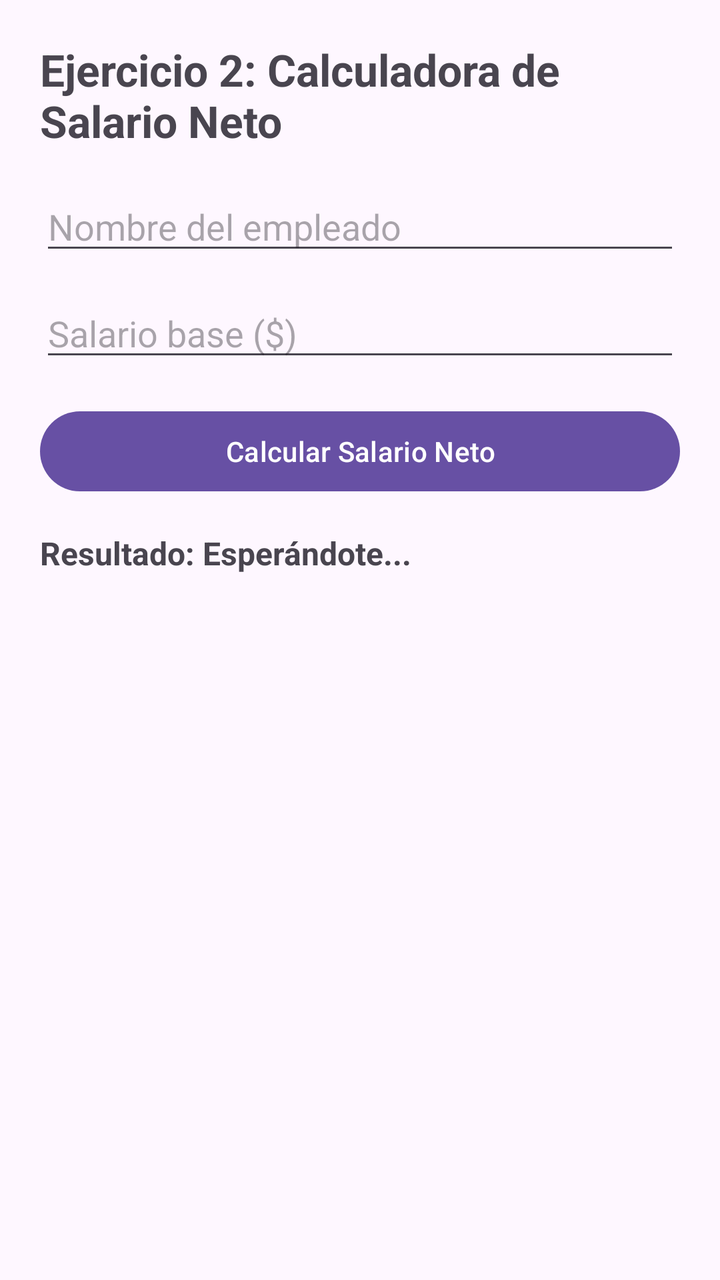
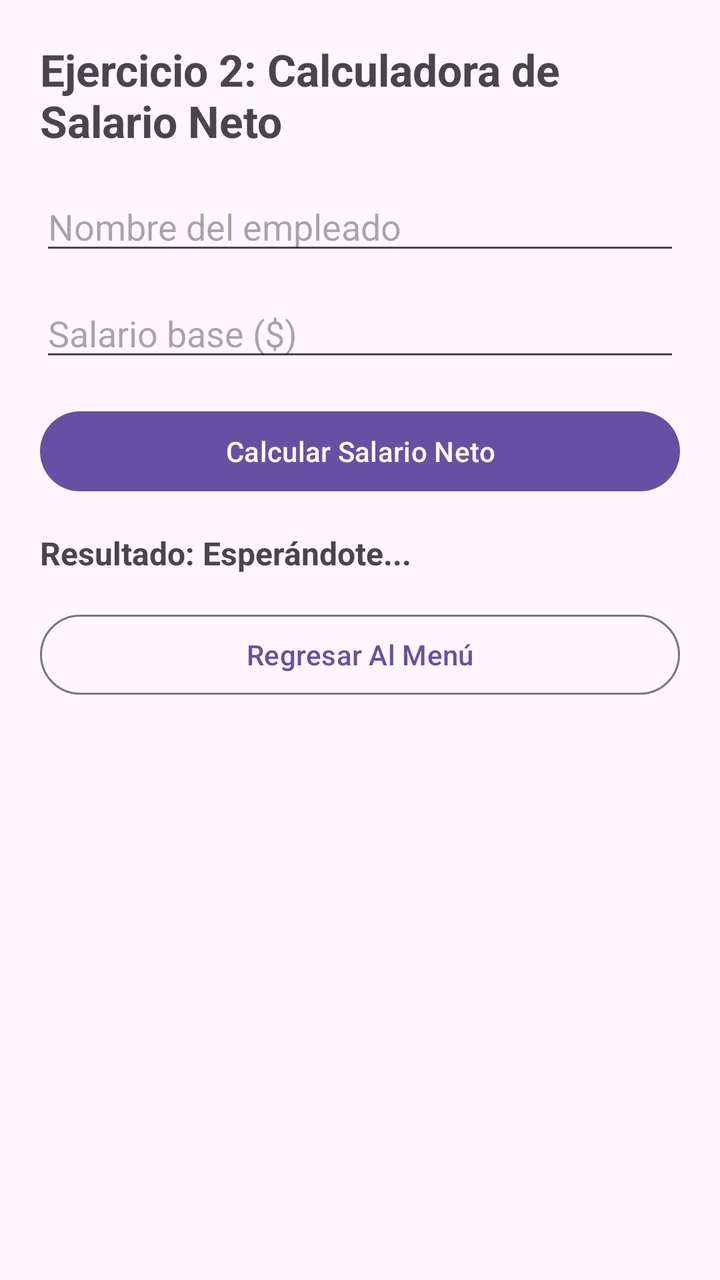

Two renders of the same Android screen: before a commit and after it. Below are the layout's source before the change and the commit's diff.
<!-- AndroidManifest.xml: application theme Theme.Desafio1DSML -->
<!-- res/layout/activity_ejercicio2.xml -->
<?xml version="1.0" encoding="utf-8"?>
<ScrollView xmlns:android="http://schemas.android.com/apk/res/android"
    xmlns:tools="http://schemas.android.com/tools"
    android:layout_width="match_parent"
    android:layout_height="match_parent"
    android:padding="20dp"
    tools:context=".Ejercicio2Activity">

    <LinearLayout
        android:layout_width="match_parent"
        android:layout_height="wrap_content"
        android:orientation="vertical">

        <TextView
            android:layout_width="wrap_content"
            android:layout_height="wrap_content"
            android:text="Ejercicio 2: Calculadora de Salario Neto"
            android:textSize="22sp"
            android:textStyle="bold"
            android:layout_marginBottom="16dp" />

        <EditText
            android:id="@+id/etNombreEmpleado"
            android:layout_width="match_parent"
            android:layout_height="wrap_content"
            android:hint="Nombre del empleado"
            android:inputType="textPersonName"
            android:layout_marginBottom="12dp" />

        <EditText
            android:id="@+id/etSalarioBase"
            android:layout_width="match_parent"
            android:layout_height="wrap_content"
            android:hint="Salario base ($)"
            android:inputType="numberDecimal"
            android:layout_marginBottom="16dp" />

        <Button
            android:id="@+id/btnCalcularSalario"
            android:layout_width="match_parent"
            android:layout_height="wrap_content"
            android:text="Calcular Salario Neto"
            android:layout_marginBottom="16dp" />

        <TextView
            android:id="@+id/tvResultadoSalario"
            android:layout_width="match_parent"
            android:layout_height="wrap_content"
            android:text="Resultado: Esperándote..."
            android:textSize="16sp"
            android:textStyle="bold" />

    </LinearLayout>
</ScrollView>
<!-- resources referenced by this layout -->
<resources>
  <style name="Theme.Desafio1DSML" parent="Base.Theme.Desafio1DSML" />
  <style name="Base.Theme.Desafio1DSML" parent="Theme.Material3.DayNight.NoActionBar">
          
          
      </style>
</resources>

<!-- the commit's change to res/layout/activity_ejercicio2.xml (unified diff, before → after) -->
@@ -50,5 +50,13 @@
             android:textSize="16sp"
             android:textStyle="bold" />
 
+        <Button
+            android:id="@+id/btnRegresar2"
+            android:layout_width="match_parent"
+            android:layout_height="wrap_content"
+            android:text="Regresar Al Menú"
+            android:layout_marginTop="16dp"
+            style="?attr/materialButtonOutlinedStyle" />
+
     </LinearLayout>
 </ScrollView>
